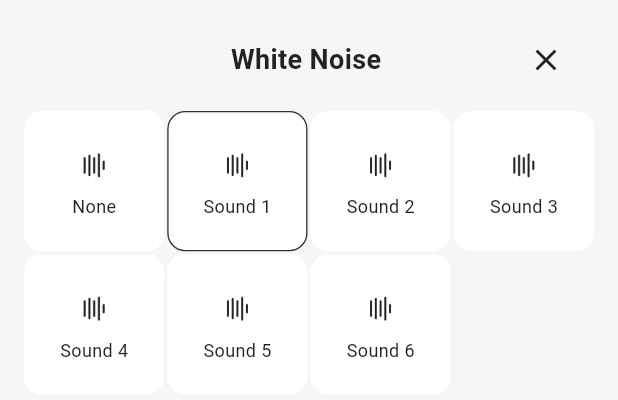
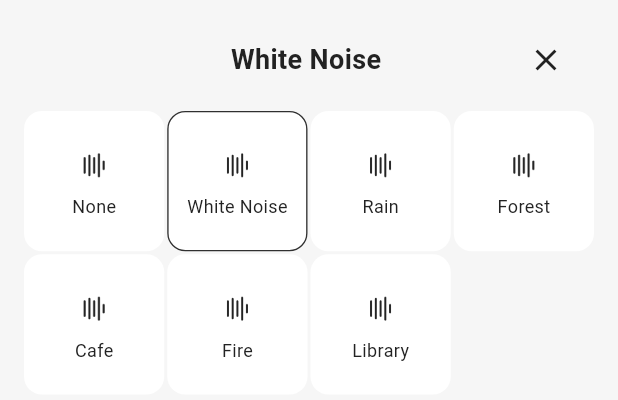
Before and after one commit to kmwh/pomoslime, a Flutter app: the WhiteNoiseMenu widget shown alone on an empty page, opened directly, on a phone screen of 412 x 824 dp. Shown: the top 400 px of the screen. Run offline on Flutter 3.47's test engine with Material 3 defaults, Android fonts, the phone set to English and light mode, and no system bars; our stand-ins replace audioplayers, easy_localization, flutter_heatmap_calendar, hive, hive_flutter, lottie and 1 more; accounts and stored records are empty.

Commit message:
FEAT: 백색소음 기능 1차 추가

```diff
--- a/lib/widgets/setting/white_noise_menu.dart
+++ b/lib/widgets/setting/white_noise_menu.dart
@@ -52,12 +52,12 @@ class WhiteNoiseMenu extends StatelessWidget {
   Widget build(BuildContext context) {
     List<List<String>> sounds = [
       ['None', 'sound'],
-      ['Sound 1', 'sound'],
-      ['Sound 2', 'sound'],
-      ['Sound 3', 'sound'],
-      ['Sound 4', 'sound'],
-      ['Sound 5', 'sound'],
-      ['Sound 6', 'sound'],
+      ['White Noise', 'sound'],
+      ['Rain', 'sound'],
+      ['Forest', 'sound'],
+      ['Cafe', 'sound'],
+      ['Fire', 'sound'],
+      ['Library', 'sound'],
     ];
 
     return Padding(
```
Also changed, not shown: lib/provider/white_noise_provider.dart (added, +27 -0 lines).
